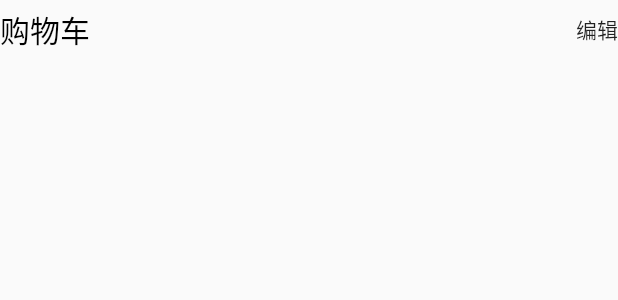
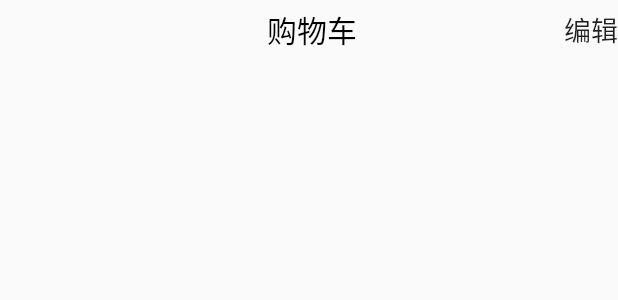
Before and after one commit to jack9095/flutter_app, a Flutter app: the CardWidget widget shown alone on an empty page, opened directly, on a phone screen of 412 x 824 dp. Shown: the top 300 px of the screen. Run offline on Flutter 3.47's test engine with Material 2 defaults, Android fonts, the phone set to English and light mode, and no system bars; our stand-ins replace dio, flutter_easyrefresh, flutter_screenutil, flutter_swiper, toast, webview_flutter; network calls fail.

Commit message:
我的页面的开发完成

```diff
--- a/lib/widget/shop_card/card_title_view.dart
+++ b/lib/widget/shop_card/card_title_view.dart
@@ -6,23 +6,27 @@ class CardWidget extends StatelessWidget {
     var top = MediaQuery.of(context).padding.top;
     return Container(
       height: 40,
-      margin: EdgeInsets.fromLTRB(0, top, 0, 0),
+//      margin: EdgeInsets.fromLTRB(0, top, 0, 0),
       child: Row(
         mainAxisAlignment: MainAxisAlignment.spaceBetween,
         crossAxisAlignment: CrossAxisAlignment.center,
         children: <Widget>[
+          Container(
+            width: 40,
+          ),
           Text(
             '购物车',
-            textAlign: TextAlign.center,
             style: TextStyle(fontSize: 20, color: Colors.black),
           ),
+
           Container(
-            alignment: Alignment.centerRight,
+//            alignment: Alignment.centerRight,
             child: Row(
               mainAxisAlignment: MainAxisAlignment.end,
               crossAxisAlignment: CrossAxisAlignment.center,
               children: <Widget>[
-                Text('编辑'),
+                Text('编辑',
+                style: TextStyle(fontSize: 18,),),
               ],
             ),
           ),
```
Also changed, not shown: lib/shop/cart_page.dart (+7 -4 lines), lib/widget/shop_card/caed_list_widget.dart (added, +19 -0 lines).
